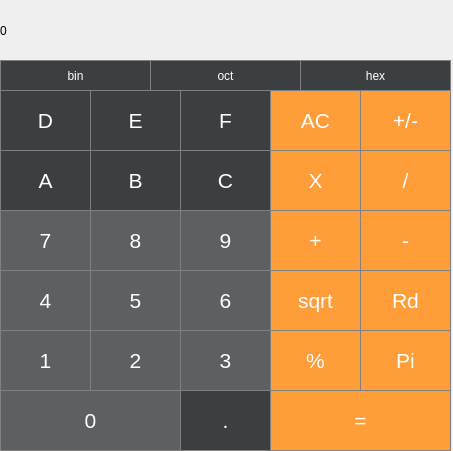
Above: CalcMain.ui from Vad081/CalcProg before the change. Below: the same form after it.
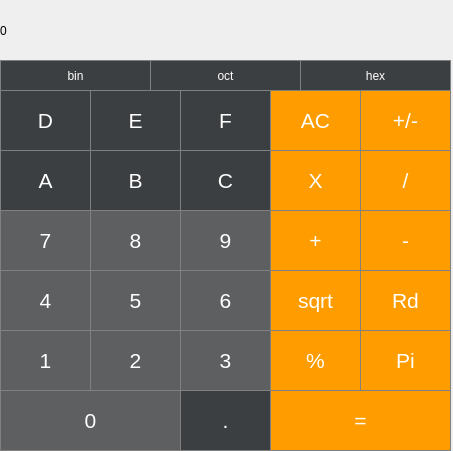
That is the form after the change.

```diff
--- a/CalcMain.ui
+++ b/CalcMain.ui
@@ -475,7 +475,7 @@
     </property>
     <property name="styleSheet">
      <string notr="true">QPushButton {
-  background-color: rgb(255, 157, 57);
+  background-color: rgb(255, 157, 0);
   color: white; 
   border: 1px solid gray;
   font-size: 16pt;
@@ -501,7 +501,7 @@
     </property>
     <property name="styleSheet">
      <string notr="true">QPushButton {
-  background-color: rgb(255, 157, 57);
+  background-color: rgb(255, 157, 0);
   color: white; 
   border: 1px solid gray;
   font-size: 16pt;
@@ -527,7 +527,7 @@
     </property>
     <property name="styleSheet">
      <string notr="true">QPushButton {
-  background-color: rgb(255, 157, 57);
+  background-color: rgb(255, 157, 0);
   color: white; 
   border: 1px solid gray;
   font-size: 16pt;
@@ -553,7 +553,7 @@
     </property>
     <property name="styleSheet">
      <string notr="true">QPushButton {
-  background-color: rgb(255, 157, 57);
+  background-color: rgb(255, 157, 0);
   color: white; 
   border: 1px solid gray;
   font-size: 16pt;
@@ -579,7 +579,7 @@
     </property>
     <property name="styleSheet">
      <string notr="true">QPushButton {
-  background-color: rgb(255, 157, 57);
+  background-color: rgb(255, 157, 0);
   color: white; 
   border: 1px solid gray;
   font-size: 16pt;
@@ -605,7 +605,7 @@
     </property>
     <property name="styleSheet">
      <string notr="true">QPushButton {
-  background-color: rgb(255, 157, 57);
+  background-color: rgb(255, 157, 0);
   color: white; 
   border: 1px solid gray;
   font-size: 16pt;
@@ -631,7 +631,7 @@
     </property>
     <property name="styleSheet">
      <string notr="true">QPushButton {
-  background-color: rgb(255, 157, 57);
+  background-color: rgb(255, 157, 0);
   color: white; 
   border: 1px solid gray;
   font-size: 16pt;
@@ -657,7 +657,7 @@
     </property>
     <property name="styleSheet">
      <string notr="true">QPushButton {
-  background-color: rgb(255, 157, 57);
+  background-color: rgb(255, 157, 0);
   color: white; 
   border: 1px solid gray;
   font-size: 16pt;
@@ -683,7 +683,7 @@
     </property>
     <property name="styleSheet">
      <string notr="true">QPushButton {
-  background-color: rgb(255, 157, 57);
+  background-color: rgb(255, 157, 0);
   color: white; 
   border: 1px solid gray;
   font-size: 16pt;
@@ -709,7 +709,7 @@
     </property>
     <property name="styleSheet">
      <string notr="true">QPushButton {
-  background-color: rgb(255, 157, 57);
+  background-color: rgb(255, 157, 0);
   color: white; 
   border: 1px solid gray;
   font-size: 16pt;
@@ -735,7 +735,7 @@
     </property>
     <property name="styleSheet">
      <string notr="true">QPushButton {
-  background-color: rgb(255, 157, 57);
+  background-color: rgb(255, 157, 0);
   color: white; 
   border: 1px solid gray;
   font-size: 16pt;
```
